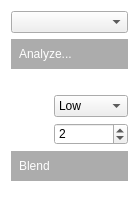
The window that source/Tools/AutoBlend/autoblend.ui (ialhashim/TopoBlender) describes before a commit, drawn with Qt 5.
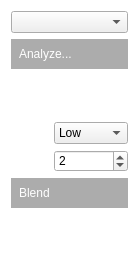
The same window after the commit. Icons and pictures are not drawn.

What changed in the file:
```diff
--- a/source/Tools/AutoBlend/autoblend.ui
+++ b/source/Tools/AutoBlend/autoblend.ui
@@ -7,7 +7,7 @@
     <x>0</x>
     <y>0</y>
     <width>118</width>
-    <height>212</height>
+    <height>265</height>
    </rect>
   </property>
   <property name="windowTitle">
```
